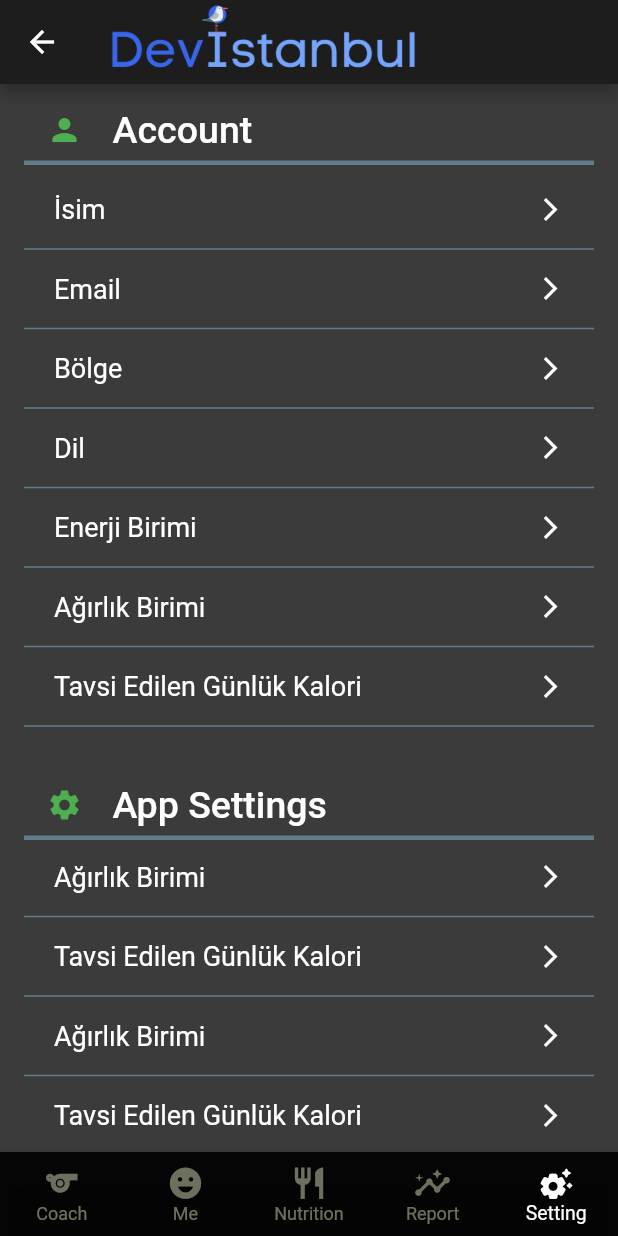
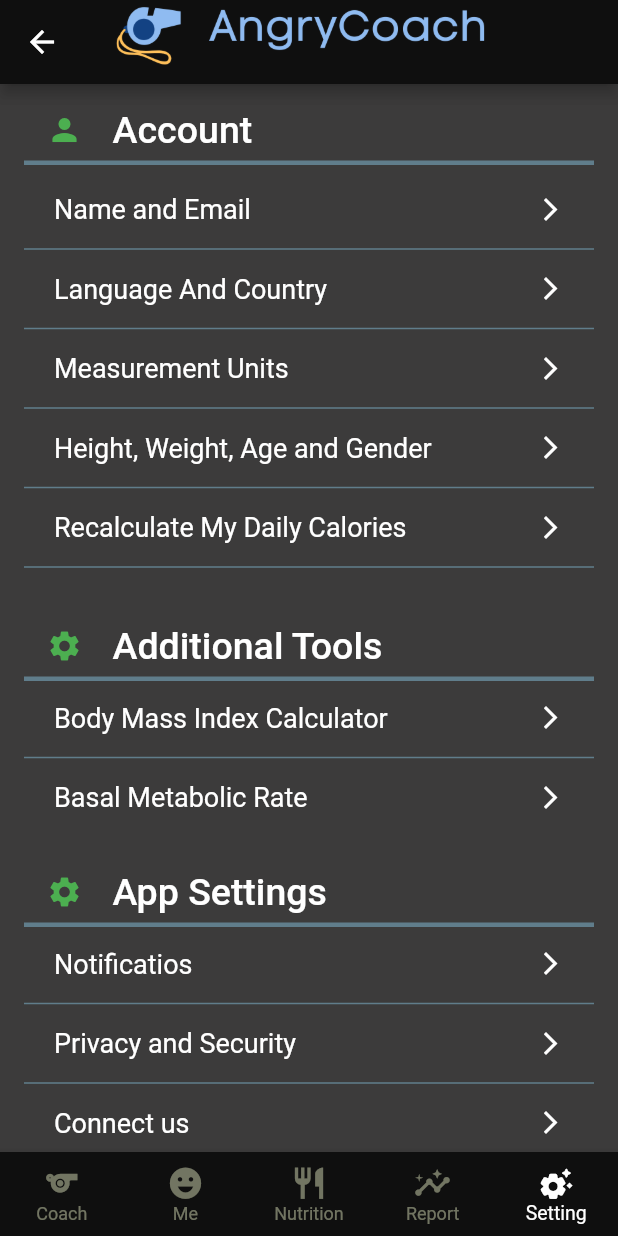
Before and after one commit to halitmesut/angry_coach_beta, a Flutter app: the MainScreen screen opened directly, item 5 of the bottom bar chosen, on a phone screen of 412 x 824 dp. Run offline on Flutter 3.47's test engine with Material 2 defaults, Android fonts, the phone set to English and light mode, and no system bars; our stand-ins replace font_awesome_flutter, introduction_screen.

Commit message:
Body mass ındex calculator added

```diff
--- /dev/null
+++ b/lib/calculate_brain/bmi_calculate.dart
@@ -0,0 +1,34 @@
+import 'dart:math';
+
+class CalculatorBrain {
+  CalculatorBrain({required this.weight, required this.height});
+  final int weight;
+  final int height;
+
+  double? _bmi;
+
+  String calculateBMI() {
+    _bmi = weight / pow(height / 100, 2);
+    return _bmi!.toStringAsFixed(1);
+  }
+
+  String getResult() {
+    if (_bmi! >= 28.0) {
+      return "OverWeight";
+    } else if (_bmi! >= 19.0) {
+      return "Normal ";
+    } else {
+      return "Underweight";
+    }
+  }
+
+  String getInterpretation() {
+    if (_bmi! >= 28.0) {
+      return "Your weight is higher than normal weight. Try to excersize more!";
+    } else if (_bmi! >= 19.0) {
+      return "Your weight is normal. Good job. ";
+    } else {
+      return "Your weight is lower than normal weight. You have to eat more!";
+    }
+  }
+}
--- a/lib/extract/widgets.dart
+++ b/lib/extract/widgets.dart
@@ -151,21 +151,22 @@ class IconAndText extends StatelessWidget {
 
 class SettingsButton extends StatelessWidget {
   late String title;
+  late Widget destinationScreenWidgetName;
 
-  SettingsButton({Key? key, required this.title}) : super(key: key);
+  SettingsButton(
+      {Key? key,
+      required this.title,
+      required this.destinationScreenWidgetName})
+      : super(key: key);
 
   @override
   Widget build(BuildContext context) {
     return GestureDetector(
       onTap: () {
-        showModalBottomSheet(
-            context: context,
-            builder: (context) => const Center(
-                  child: Text("hello bottom sheet"),
-                ),
-            shape: const RoundedRectangleBorder(
-              borderRadius: BorderRadius.vertical(top: Radius.circular(30)),
-            ));
+        Navigator.push(
+            context,
+            MaterialPageRoute(
+                builder: (context) => destinationScreenWidgetName));
       },
       child: Padding(
         padding: const EdgeInsets.symmetric(horizontal: 20, vertical: 8),
--- a/lib/main.dart
+++ b/lib/main.dart
@@ -10,9 +10,9 @@ class MyApp extends StatelessWidget {
   @override
   Widget build(BuildContext context) {
     return MaterialApp(
+      themeMode: ThemeMode.dark,
       debugShowCheckedModeBanner: false,
       title: title,
-      theme: ThemeData(primarySwatch: Colors.blue),
       home: const OnBoardingPage(),
     );
   }
--- a/lib/pages/main_page.dart
+++ b/lib/pages/main_page.dart
@@ -35,9 +35,9 @@ class _MainScreenState extends State<MainScreen> {
     return Scaffold(
       backgroundColor: const Color.fromARGB(211, 0, 0, 0),
       appBar: AppBar(
-        backgroundColor: const Color.fromARGB(255, 29, 29, 29),
+        backgroundColor: Color.fromARGB(255, 15, 15, 15),
         title: Image.asset(
-          'assets/DevIstanbul2.png',
+          'assets/angrycoach.png',
           fit: BoxFit.cover,
           height: 50,
         ),
@@ -45,7 +45,7 @@ class _MainScreenState extends State<MainScreen> {
       body: IndexedStack(index: currentIndex, children: screens),
       bottomNavigationBar: BottomNavigationBar(
         type: BottomNavigationBarType.fixed,
-        backgroundColor: const Color.fromARGB(223, 0, 0, 0),
+        backgroundColor: Color.fromARGB(255, 15, 15, 15),
         selectedItemColor: Colors.white,
         unselectedItemColor: const Color.fromARGB(140, 195, 201, 166),
         iconSize: 25,
--- a/lib/pages/setting_page.dart
+++ b/lib/pages/setting_page.dart
@@ -1,4 +1,15 @@
 import 'package:angry_coach_beta/extract/widgets.dart';
+import 'package:angry_coach_beta/pages/settings_pages/Notifications_screen.dart';
+import 'package:angry_coach_beta/pages/settings_pages/basal_metabolic_rate_screen.dart';
+import 'package:angry_coach_beta/pages/settings_pages/body_mass_index_screen.dart';
+import 'package:angry_coach_beta/pages/settings_pages/connect_us_screen.dart';
+import 'package:angry_coach_beta/pages/settings_pages/email_screen.dart';
+import 'package:angry_coach_beta/pages/settings_pages/height_weight_age_gender_screen.dart';
+import 'package:angry_coach_beta/pages/settings_pages/language_and_country_screen.dart';
+import 'package:angry_coach_beta/pages/settings_pages/log_out_screen.dart';
+import 'package:angry_coach_beta/pages/settings_pages/measurement_unit_screen.dart';
+import 'package:angry_coach_beta/pages/settings_pages/name_and_email_screen.dart';
+import 'package:angry_coach_beta/pages/settings_pages/privacy_and_security_screen.dart';
 import 'package:flutter/material.dart';
 
 class SettingPage extends StatefulWidget {
@@ -28,20 +39,45 @@ class _SettingPageState extends State<SettingPage> {
             ),
             normalDivider(),
             const SizedBox(height: 5),
-            SettingsButton(title: "İsim"),
+            SettingsButton(
+                title: "Name and Email",
+                destinationScreenWidgetName: const NameAndEmailScreen()),
             narrowDivider(),
-            SettingsButton(title: "Email"),
+            SettingsButton(
+                title: "Language And Country",
+                destinationScreenWidgetName: const LanguageAndCountryScreen()),
             narrowDivider(),
-            SettingsButton(title: "Bölge"),
+            SettingsButton(
+                title: "Measurement Units",
+                destinationScreenWidgetName: const MeasurementUnitScreen()),
             narrowDivider(),
-            SettingsButton(title: "Dil"),
+            SettingsButton(
+                title: "Height, Weight, Age and Gender",
+                destinationScreenWidgetName:
+                    const HeightWeightAgeAndGenderScreen()),
             narrowDivider(),
-            SettingsButton(title: "Enerji Birimi"),
+            SettingsButton(
+                title: "Recalculate My Daily Calories",
+                destinationScreenWidgetName:
+                    const RecalculateMyDailyCaloriesScreen()),
             narrowDivider(),
-            SettingsButton(title: "Ağırlık Birimi"),
+            const SizedBox(height: 30),
+            Row(
+              children: [
+                const SizedBox(width: 15),
+                const Icon(Icons.settings, color: Colors.green),
+                const SizedBox(width: 20),
+                titleName(title: "Additional Tools", size: 25),
+              ],
+            ),
+            normalDivider(),
+            SettingsButton(
+                title: "Body Mass Index Calculator",
+                destinationScreenWidgetName: const BmiScreen()),
             narrowDivider(),
-            SettingsButton(title: "Tavsi Edilen Günlük Kalori"),
-            narrowDivider(),
+            SettingsButton(
+                title: "Basal Metabolic Rate",
+                destinationScreenWidgetName: const BasalMetabolicRateScreen()),
             const SizedBox(height: 30),
             Row(
               children: [
@@ -52,17 +88,21 @@ class _SettingPageState extends State<SettingPage> {
               ],
             ),
             normalDivider(),
-            SettingsButton(title: "Ağırlık Birimi"),
+            SettingsButton(
+                title: "Notificatios",
+                destinationScreenWidgetName: const NotificationsScreen()),
             narrowDivider(),
-            SettingsButton(title: "Tavsi Edilen Günlük Kalori"),
+            SettingsButton(
+                title: "Privacy and Security",
+                destinationScreenWidgetName: const PrivacyAndSecurityScreen()),
             narrowDivider(),
-            SettingsButton(title: "Ağırlık Birimi"),
+            SettingsButton(
+                title: "Connect us",
+                destinationScreenWidgetName: const ConnectUsScreen()),
             narrowDivider(),
-            SettingsButton(title: "Tavsi Edilen Günlük Kalori"),
-            narrowDivider(),
-            SettingsButton(title: "Ağırlık Birimi"),
-            narrowDivider(),
-            SettingsButton(title: "Tavsi Edilen Günlük Kalori"),
+            SettingsButton(
+                title: "Log Out",
+                destinationScreenWidgetName: const LogOutScreen()),
             narrowDivider(),
           ],
         ),
--- a/pubspec.yaml
+++ b/pubspec.yaml
@@ -15,6 +15,7 @@ dependencies:
 
   cupertino_icons: ^1.0.2
   introduction_screen: ^3.0.2
+  font_awesome_flutter: ^10.1.0
 
 dev_dependencies:
   flutter_test:
```
Also changed, not shown: lib/pages/settings_pages/basal_metabolic_rate_screen.dart (added, +16 -0 lines), lib/pages/settings_pages/body_mass_index_screen.dart (added, +356 -0 lines), lib/pages/settings_pages/connect_us_screen.dart (added, +19 -0 lines), lib/pages/settings_pages/email_screen.dart (added, +21 -0 lines), lib/pages/settings_pages/height_weight_age_gender_screen.dart (added, +21 -0 lines), lib/pages/settings_pages/language_and_country_screen.dart (added, +20 -0 lines), lib/pages/settings_pages/log_out_screen.dart (added, +19 -0 lines), lib/pages/settings_pages/measurement_unit_screen.dart (added, +18 -0 lines), lib/pages/settings_pages/name_and_email_screen.dart (added, +19 -0 lines), lib/pages/settings_pages/notifications_screen.dart (added, +19 -0 lines), lib/pages/settings_pages/privacy_and_security_screen.dart (added, +20 -0 lines), pubspec.lock.
